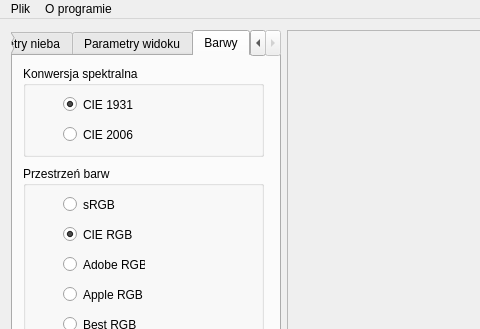
The window that mainwindow.ui (nieznanysprawiciel/model_nieba) describes before a commit, drawn with Qt 5; both pictures show x 0 to 480 and y 0 to 329 of the 1082 by 735 pixel window.
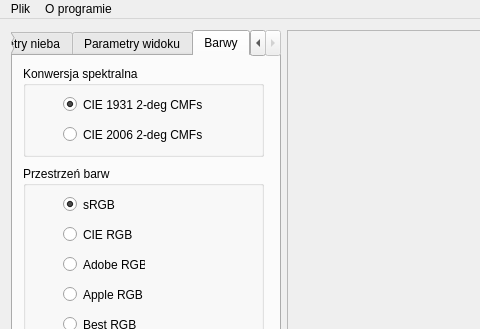
The same window after the commit. The open tabs and pages were chosen to show the change.

Commit message: Poprawki w CMFach i GUI

Patch:
```diff
--- a/mainwindow.ui
+++ b/mainwindow.ui
@@ -1774,12 +1774,12 @@
             <rect>
              <x>40</x>
              <y>30</y>
-             <width>82</width>
+             <width>191</width>
              <height>17</height>
             </rect>
            </property>
            <property name="text">
-            <string>CIE 1931</string>
+            <string>CIE 1931 2-deg CMFs</string>
            </property>
            <property name="checked">
             <bool>true</bool>
@@ -1790,12 +1790,12 @@
             <rect>
              <x>40</x>
              <y>60</y>
-             <width>82</width>
+             <width>191</width>
              <height>17</height>
             </rect>
            </property>
            <property name="text">
-            <string>CIE 2006</string>
+            <string>CIE 2006 2-deg CMFs</string>
            </property>
           </widget>
          </widget>
@@ -1829,6 +1829,9 @@
            <property name="text">
             <string>sRGB</string>
            </property>
+           <property name="checked">
+            <bool>true</bool>
+           </property>
           </widget>
           <widget class="QRadioButton" name="radioCIERGB">
            <property name="geometry">
@@ -1843,7 +1846,7 @@
             <string>CIE RGB</string>
            </property>
            <property name="checked">
-            <bool>true</bool>
+            <bool>false</bool>
            </property>
           </widget>
           <widget class="QRadioButton" name="radioAdobeRGB">
```
Left out of the diff: 10 changed lines with no effect on the pictures. The commit also changes 4 other files.
